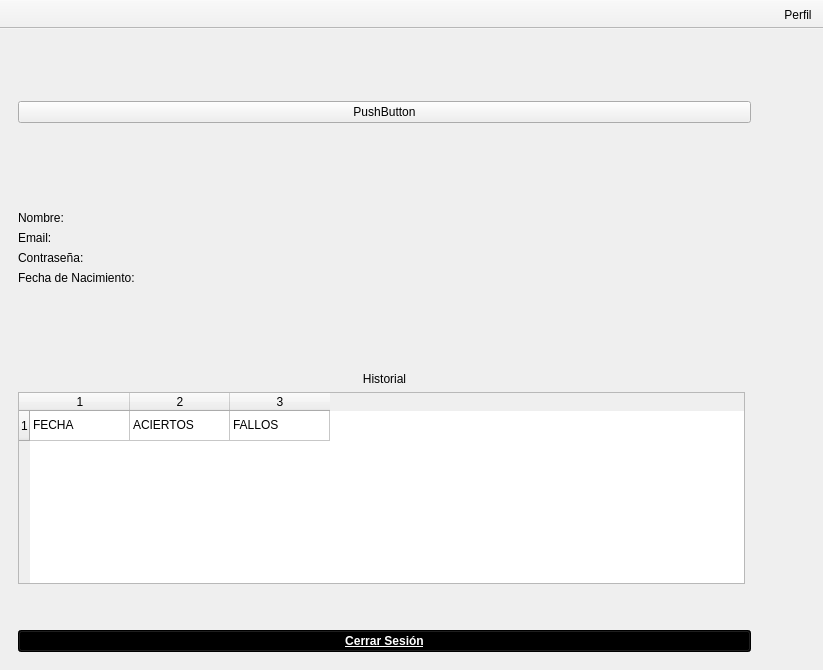
raqquel21/carta-nautica, file mainwindow.ui: the form before one commit.
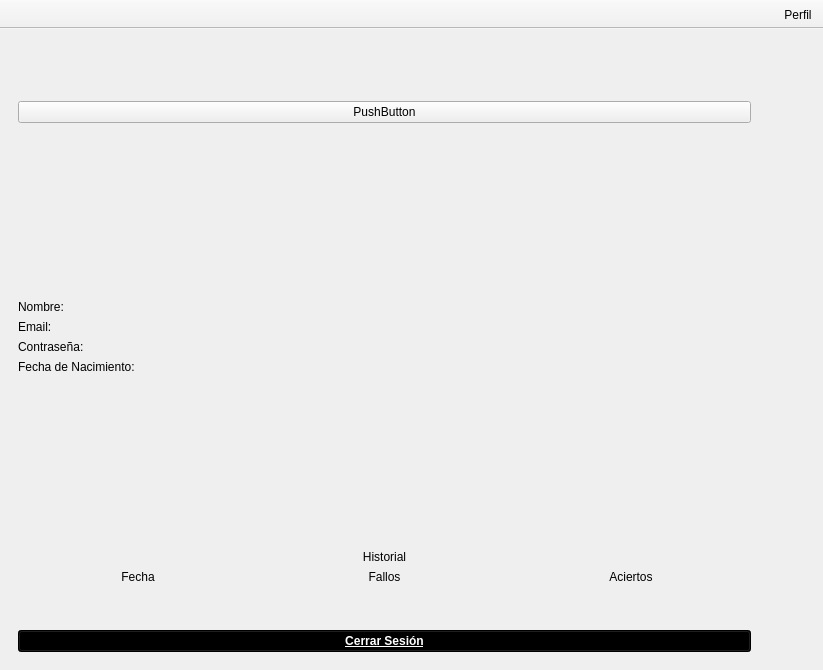
The form after the commit. Icons and pictures are not drawn.

Diff of the .ui file:
```diff
--- a/mainwindow.ui
+++ b/mainwindow.ui
@@ -572,7 +572,7 @@
             </property>
            </widget>
           </item>
-          <item row="2" column="1">
+          <item row="1" column="1">
            <spacer name="verticalSpacer_5">
             <property name="orientation">
              <enum>Qt::Orientation::Vertical</enum>
@@ -585,9 +585,9 @@
             </property>
            </spacer>
           </item>
-          <item row="2" column="0">
+          <item row="1" column="0">
            <layout class="QGridLayout" name="gridLayout_8">
-            <item row="14" column="0" colspan="2">
+            <item row="15" column="0" colspan="3">
              <widget class="QPushButton" name="cerrarSesion">
               <property name="font">
                <font>
@@ -607,7 +607,7 @@
               </property>
              </widget>
             </item>
-            <item row="7" column="0" colspan="2">
+            <item row="7" column="0" colspan="3">
              <widget class="QLabel" name="label">
               <property name="text">
                <string>Historial</string>
@@ -617,35 +617,55 @@
               </property>
              </widget>
             </item>
-            <item row="5" column="0" colspan="2">
+            <item row="5" column="0" colspan="3">
              <widget class="QLabel" name="nacimiento">
               <property name="text">
                <string>Fecha de Nacimiento:</string>
               </property>
              </widget>
             </item>
-            <item row="3" column="0" colspan="2">
+            <item row="8" column="2">
+             <widget class="QLabel" name="label_2">
+              <property name="text">
+               <string>Aciertos</string>
+              </property>
+              <property name="alignment">
+               <set>Qt::AlignmentFlag::AlignCenter</set>
+              </property>
+             </widget>
+            </item>
+            <item row="8" column="1">
+             <widget class="QLabel" name="label_3">
+              <property name="text">
+               <string>Fallos</string>
+              </property>
+              <property name="alignment">
+               <set>Qt::AlignmentFlag::AlignCenter</set>
+              </property>
+             </widget>
+            </item>
+            <item row="3" column="0" colspan="3">
              <widget class="QLabel" name="email">
               <property name="text">
                <string>Email:</string>
               </property>
              </widget>
             </item>
-            <item row="4" column="0" colspan="2">
+            <item row="4" column="0" colspan="3">
              <widget class="QLabel" name="contrasenya">
               <property name="text">
                <string>Contraseña:</string>
               </property>
              </widget>
             </item>
-            <item row="0" column="0" colspan="2">
+            <item row="0" column="0" colspan="3">
              <widget class="QPushButton" name="pushButton">
               <property name="text">
                <string>PushButton</string>
               </property>
              </widget>
             </item>
-            <item row="6" column="0" colspan="2">
+            <item row="6" column="0" colspan="3">
              <spacer name="verticalSpacer_7">
               <property name="orientation">
                <enum>Qt::Orientation::Vertical</enum>
@@ -658,7 +678,7 @@
               </property>
              </spacer>
             </item>
-            <item row="1" column="0" colspan="2">
+            <item row="1" column="0" colspan="3">
              <spacer name="verticalSpacer_8">
               <property name="orientation">
                <enum>Qt::Orientation::Vertical</enum>
@@ -671,14 +691,14 @@
               </property>
              </spacer>
             </item>
-            <item row="2" column="0" colspan="2">
+            <item row="2" column="0" colspan="3">
              <widget class="QLabel" name="nombre">
               <property name="text">
                <string>Nombre:</string>
               </property>
              </widget>
             </item>
-            <item row="11" column="0" rowspan="2" colspan="2">
+            <item row="12" column="0" rowspan="2" colspan="3">
              <spacer name="verticalSpacer_2">
               <property name="orientation">
                <enum>Qt::Orientation::Vertical</enum>
@@ -691,34 +711,24 @@
               </property>
              </spacer>
             </item>
+            <item row="8" column="0">
+             <widget class="QLabel" name="label_4">
+              <property name="text">
+               <string>Fecha</string>
+              </property>
+              <property name="alignment">
+               <set>Qt::AlignmentFlag::AlignCenter</set>
+              </property>
+             </widget>
+            </item>
             <item row="9" column="0">
-             <widget class="QTableWidget" name="tableWidget">
-              <property name="rowCount">
-               <number>1</number>
-              </property>
-              <property name="columnCount">
-               <number>3</number>
-              </property>
-              <row/>
-              <column/>
-              <column/>
-              <column/>
-              <item row="0" column="0">
-               <property name="text">
-                <string>FECHA</string>
-               </property>
-              </item>
-              <item row="0" column="1">
-               <property name="text">
-                <string>ACIERTOS</string>
-               </property>
-              </item>
-              <item row="0" column="2">
-               <property name="text">
-                <string>FALLOS</string>
-               </property>
-              </item>
-             </widget>
+             <layout class="QVBoxLayout" name="verticalLayout_2"/>
+            </item>
+            <item row="9" column="1">
+             <layout class="QVBoxLayout" name="verticalLayout_4"/>
+            </item>
+            <item row="9" column="2">
+             <layout class="QVBoxLayout" name="verticalLayout_5"/>
             </item>
            </layout>
           </item>
```
